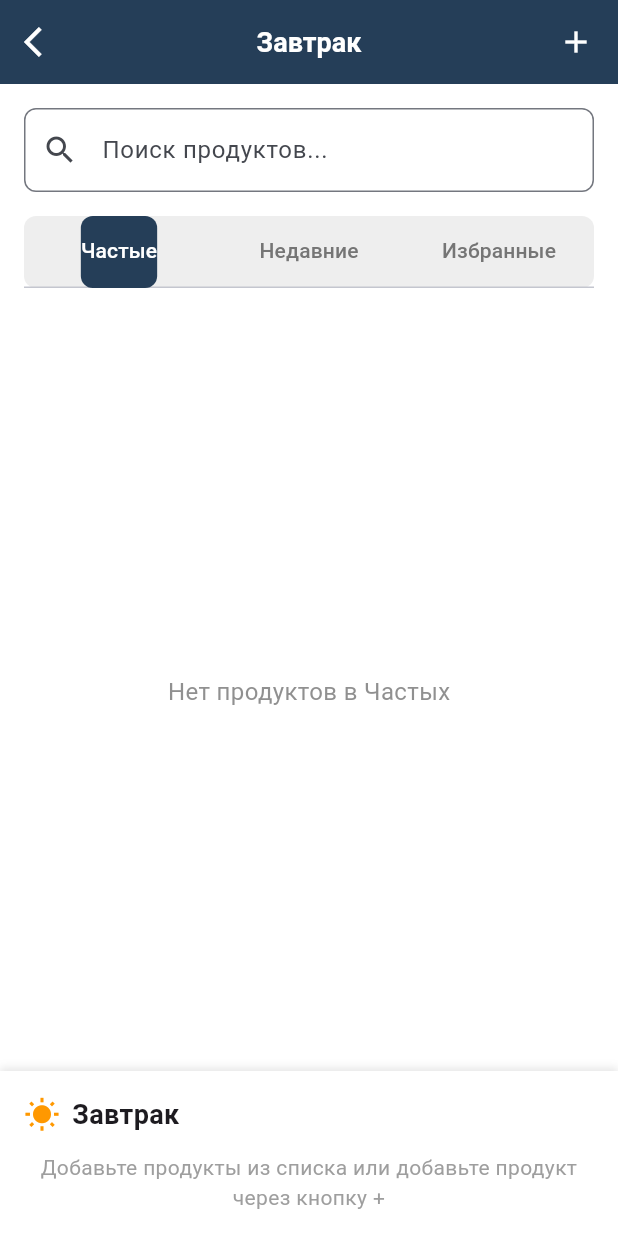
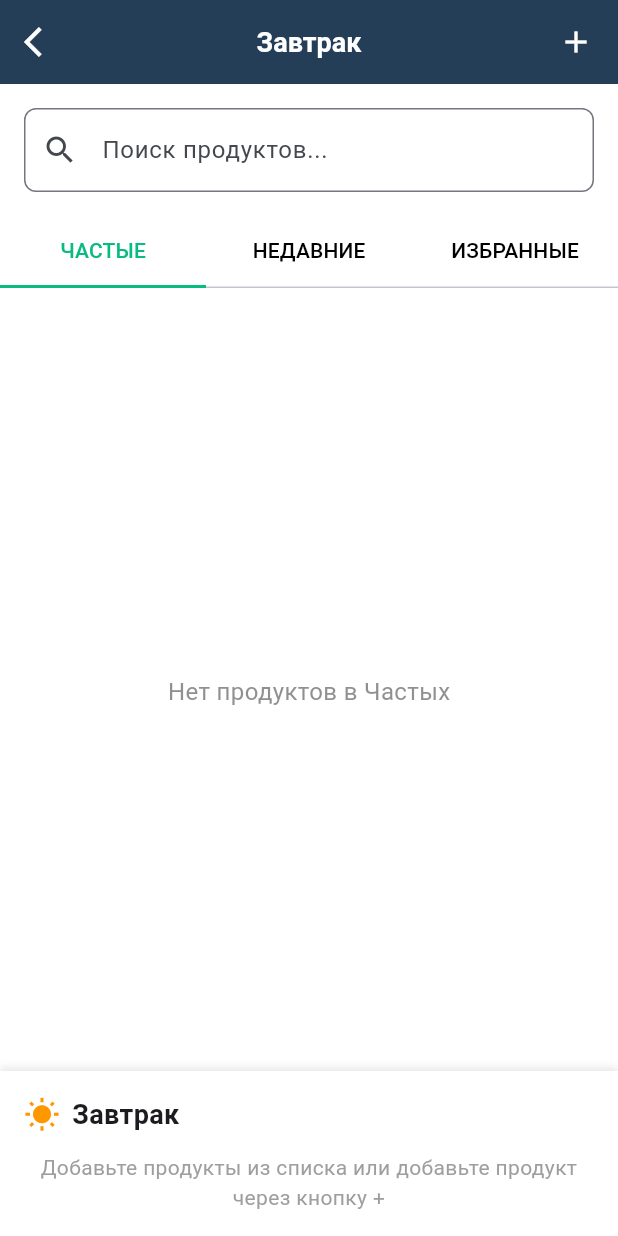
Before and after one commit to Nykolayr/tochka_balansa, a Flutter app: the BreakfastPage screen opened by its route, on a phone screen of 412 x 824 dp. Run offline on Flutter 3.47's test engine with Material 3 defaults, Android fonts, the phone set to English and light mode, and no system bars; our stand-ins replace bloc, dio, equatable, fl_chart, flutter_bloc, flutter_secure_storage and 11 more; missing offline and left inert: flutter_easylogger, flutter_keyboard_size, mobile_scanner; accounts and stored records are empty; statements that could not run were skipped.

Commit message:
ашчЖ

```diff
--- a/lib/presentation/pages/food/breakfast_page.dart
+++ b/lib/presentation/pages/food/breakfast_page.dart
@@ -88,26 +88,21 @@ class _BreakfastPageState extends State<BreakfastPage>
           ),
 
           // Табы
-          Container(
-            margin: const EdgeInsets.symmetric(horizontal: 16),
-            decoration: BoxDecoration(
-              color: Colors.grey[200],
-              borderRadius: BorderRadius.circular(8),
+          TabBar(
+            indicatorSize: TabBarIndicatorSize.tab,
+            controller: _tabController,
+            labelColor: AppColor.green,
+            unselectedLabelColor: Colors.black,
+            indicator: BoxDecoration(
+              border: Border(
+                bottom: BorderSide(width: 2.0, color: AppColor.green),
+              ),
             ),
-            child: TabBar(
-              controller: _tabController,
-              labelColor: Colors.white,
-              unselectedLabelColor: Colors.grey[600],
-              indicator: BoxDecoration(
-                color: AppColor.darkBlue,
-                borderRadius: BorderRadius.circular(8),
-              ),
-              tabs: const [
-                Tab(text: 'Частые'),
-                Tab(text: 'Недавние'),
-                Tab(text: 'Избранные'),
-              ],
-            ),
+            tabs: const [
+              Tab(text: 'ЧАСТЫЕ'),
+              Tab(text: 'НЕДАВНИЕ'),
+              Tab(text: 'ИЗБРАННЫЕ'),
+            ],
           ),
 
           const SizedBox(height: 16),
```
Also changed, not shown: lib/presentation/pages/food/widgets/product_list_item_widget.dart (added, +97 -0 lines).
